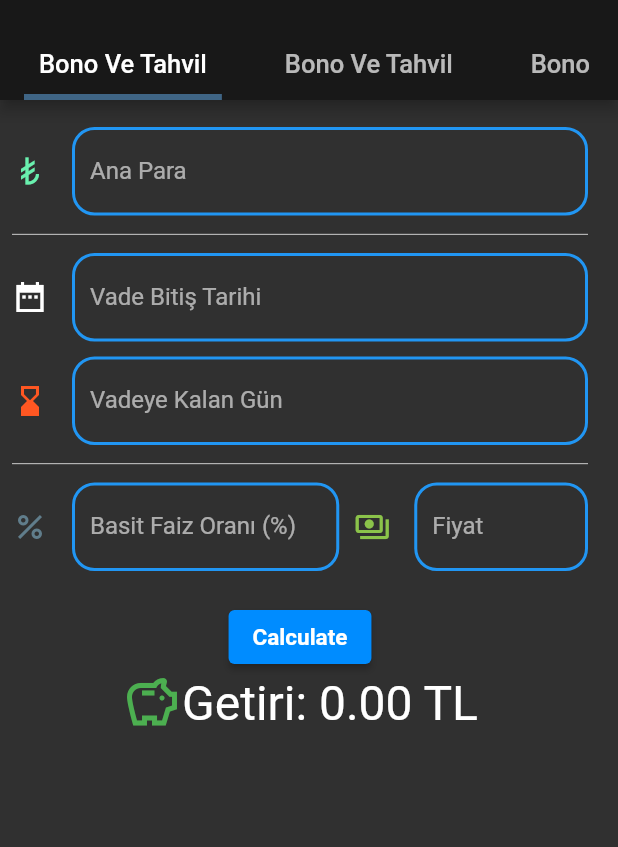
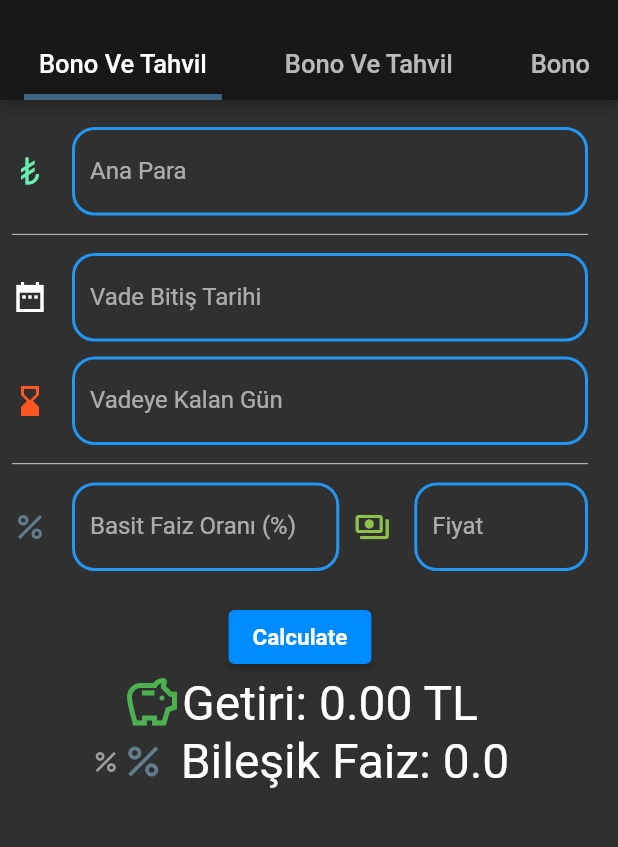
Before and after one commit to baydemirytu/SanalPortfoyYonetimSimulasyonu, a Flutter app: the CalculationPage screen opened directly, after a tap on "Calculate", on a phone screen of 412 x 824 dp, the part 59-906 px from its top. Run offline on Flutter 3.47's test engine with Material 2 defaults, Android fonts, the phone set to English and light mode, and no system bars; our stand-ins replace animated_text_kit, confetti, email_validator, firebase_auth, firebase_core, flutter_spinkit and 3 more; accounts and stored records are empty.

Commit message:
Bileşik Faiz hesaplama

```diff
--- a/lib/tahvil_ve_bono_hesaplama.dart
+++ b/lib/tahvil_ve_bono_hesaplama.dart
@@ -25,6 +25,23 @@ class TahvilVeBonoHesaplamaFonksiyonu {
   }
 }
 
+class BilesikFaizHesaplamaFonksiyonu {
+  BilesikFaizHesaplamaFonksiyonu({
+    required this.basitFaiz,
+    required this.kalanGun,
+  });
+
+  final double basitFaiz;
+  final int kalanGun;
+
+  double bilesikFaiz() {
+    double sonuc;
+    sonuc =
+        (pow(1 + basitFaiz / 100 * kalanGun / 365, 365 / kalanGun) - 1) * 100;
+    return sonuc;
+  }
+}
+
 class TahvilVeBono extends StatefulWidget {
   const TahvilVeBono({Key? key}) : super(key: key);
 
@@ -46,6 +63,7 @@ class _TahvilVeBonoState extends State<TahvilVeBono> {
   bool isPlaying = true;
 
   double getiri = 0;
+  double bilesikFaiz = 0;
 
   @override
   void initState() {
@@ -90,7 +108,7 @@ class _TahvilVeBonoState extends State<TahvilVeBono> {
         double basitFaiz = (100 / fiyatControllerInt - 1) *
             (365 / int.parse(remaningDaysInput.text));
         print(basitFaiz);
-        faizController.text = basitFaiz.toStringAsFixed(2);
+        faizController.text = basitFaiz.toStringAsFixed(1);
         // Eğer fiyat girilirse Basit Faiz= (İtfa fiyatı/Fiyat-1)(Yıl gün sayısı/Vadeye kalan gün sayısı)100 formülü ile Basit Faiz bulunacak,
         // sonra YBF girilmiş gibi hesaplama devam edecek
       }
@@ -243,7 +261,7 @@ class _TahvilVeBonoState extends State<TahvilVeBono> {
                     decoration: InputDecoration(
                       icon: const Icon(Icons.percent, color: Colors.blueGrey),
                       labelText: 'Basit Faiz Oranı (%)',
-                      hintText: 'Örnek: 14',
+                      hintText: 'Örnek: 14.1',
                       enabledBorder: OutlineInputBorder(
                         borderSide:
                             const BorderSide(width: 2, color: Colors.blue),
@@ -302,7 +320,12 @@ class _TahvilVeBonoState extends State<TahvilVeBono> {
                   yillikFaiz: double.parse(faizController.text),
                   kalanGun: int.parse(remaningDaysInput.text),
                 );
+                BilesikFaizHesaplamaFonksiyonu b =
+                    BilesikFaizHesaplamaFonksiyonu(
+                        basitFaiz: double.parse(faizController.text),
+                        kalanGun: int.parse(remaningDaysInput.text));
                 getiri = f.getiri();
+                bilesikFaiz = b.bilesikFaiz();
                 if (getiri > 0) {
                   _confettiController.play();
                 }
@@ -326,6 +349,28 @@ class _TahvilVeBonoState extends State<TahvilVeBono> {
                 ),
                 Text(
                   'Getiri: ${getiri.toStringAsFixed(2)} TL',
+                  style: GoogleFonts.roboto(fontSize: 32, color: Colors.white),
+                ),
+              ],
+            ),
+            Row(
+              mainAxisAlignment: MainAxisAlignment.center,
+              children: [
+                const Icon(
+                  Icons.percent,
+                  size: 20,
+                  color: Colors.grey,
+                ),
+                const Icon(
+                  Icons.percent,
+                  size: 30,
+                  color: Colors.blueGrey,
+                ),
+                const SizedBox(
+                  width: 10,
+                ),
+                Text(
+                  'Bileşik Faiz: ${bilesikFaiz.toStringAsFixed(1)}',
                   style: GoogleFonts.roboto(fontSize: 32, color: Colors.white),
                 ),
               ],
```
